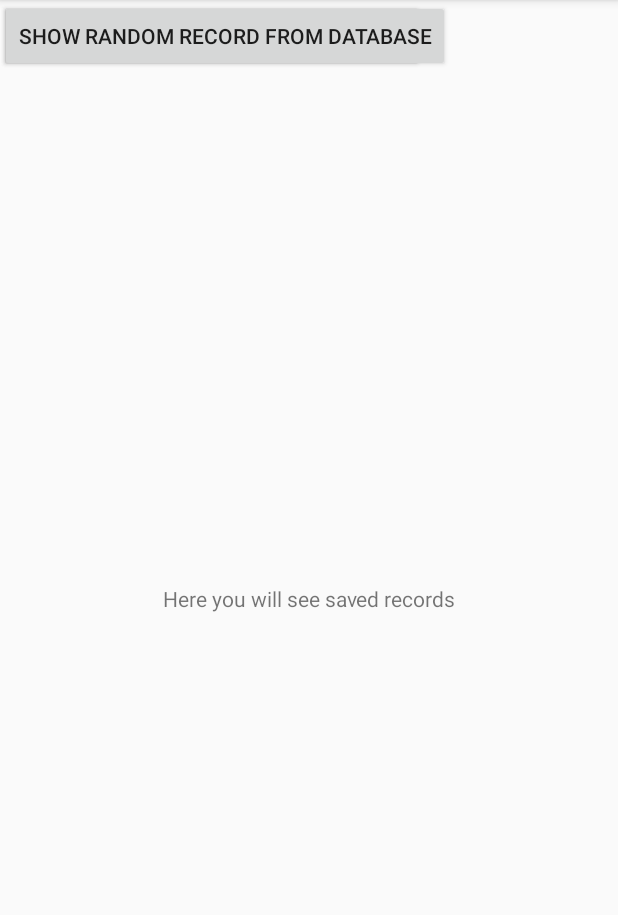
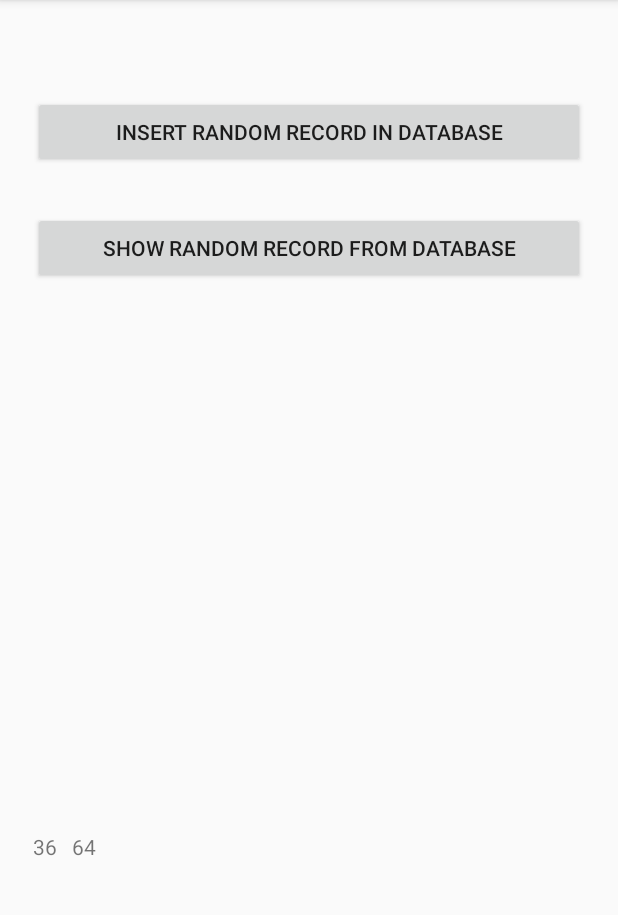
Before and after one commit to tsabbasi/SQLiteDatabase, an Android app: the screen it shows after launch (MainActivity), after a tap on "SHOW RANDOM RECORD FROM DATABASE", on a phone screen of 412 x 824 dp, the part 84-999 px from its top. Run offline under Robolectric (Android 15) with nearby library versions, the phone set to English and light mode, and no system bars.

Commit message:
Completed database implementation

```diff
--- a/app/src/main/java/com/example/tubaabbasi/sqlitedatabase/MainActivity.java
+++ b/app/src/main/java/com/example/tubaabbasi/sqlitedatabase/MainActivity.java
@@ -1,10 +1,12 @@
 package com.example.tubaabbasi.sqlitedatabase;
 
+import android.database.Cursor;
 import android.database.sqlite.SQLiteDatabase;
 import android.support.v7.app.AppCompatActivity;
 import android.os.Bundle;
 import android.view.View;
 import android.widget.Button;
+import android.widget.TextView;
 
 import java.util.Random;
 
@@ -46,12 +48,34 @@ public class MainActivity extends AppCompatActivity {
         roll = r.nextInt(40);
         marks = r.nextInt(100);
 
-//        db.execSQL();
+        db.execSQL("Insert into MyTable values (" + Integer.toString(roll) + "," + Integer.toString(marks) + ") ");
+
+        // Record inserted
 
     }
 
     public void ShowRecords() {
 
+        Cursor c;
+        int temp;
+        String data;
+        data = "";
+
+        c = db.rawQuery("Select * from MyTable;", null);
+
+        c.moveToFirst();
+
+        for (int i = 0; c.moveToPosition(i); i++) {
+            temp = c.getInt(0); // column index = 0 i.e. roll num
+            data += Integer.toString(temp);
+            temp = c.getInt(1); // column index = 1 i.e. marks
+            data += "   " + Integer.toString(temp) + "\n";
+        }
+
+        ((TextView)findViewById(R.id.textview_records)).setText(data);
+
+
+
     }
 
 }
--- a/app/src/main/res/layout/activity_main.xml
+++ b/app/src/main/res/layout/activity_main.xml
@@ -6,31 +6,47 @@
     android:layout_height="match_parent"
     tools:context="com.example.tubaabbasi.sqlitedatabase.MainActivity">
 
+    <RelativeLayout
+        android:layout_width="fill_parent"
+        android:layout_height="fill_parent"
+        tools:layout_editor_absoluteX="0dp"
+        tools:layout_editor_absoluteY="4dp">
+
         <TextView
             android:id="@+id/textview_records"
-        android:layout_width="wrap_content"
+            android:layout_width="368dp"
             android:layout_height="wrap_content"
-        android:layout_marginTop="30dp"
+            android:layout_alignParentBottom="true"
+            android:layout_centerHorizontal="true"
+            android:layout_marginBottom="178dp"
             android:text="Here you will see saved records"
-        app:layout_constraintBottom_toBottomOf="parent"
-        app:layout_constraintLeft_toLeftOf="parent"
-        app:layout_constraintRight_toRightOf="parent"
-        app:layout_constraintTop_toTopOf="parent" />
+            tools:layout_editor_absoluteX="8dp"
+            tools:layout_editor_absoluteY="262dp" />
 
         <Button
             android:id="@+id/button_insert"
-        android:layout_width="wrap_content"
+            android:layout_width="368dp"
             android:layout_height="wrap_content"
+            android:layout_alignParentTop="true"
+            android:layout_centerHorizontal="true"
+            android:layout_marginTop="64dp"
             android:text="Insert Random Record In Database"
-        tools:layout_editor_absoluteX="51dp"
+            tools:layout_editor_absoluteX="8dp"
             tools:layout_editor_absoluteY="31dp" />
 
         <Button
             android:id="@+id/button_get"
-        android:layout_width="wrap_content"
+            android:layout_width="368dp"
             android:layout_height="wrap_content"
+            android:layout_alignLeft="@+id/button_insert"
+            android:layout_alignStart="@+id/button_insert"
+            android:layout_below="@+id/button_insert"
+            android:layout_marginTop="29dp"
             android:text="Show Random Record From Database"
-        tools:layout_editor_absoluteX="43dp"
-        tools:layout_editor_absoluteY="96dp" />
+            tools:layout_editor_absoluteX="8dp"
+            tools:layout_editor_absoluteY="194dp" />
+
+    </RelativeLayout>
+
 
 </android.support.constraint.ConstraintLayout>
```
Lines whose indentation alone changed are shown as unchanged.
